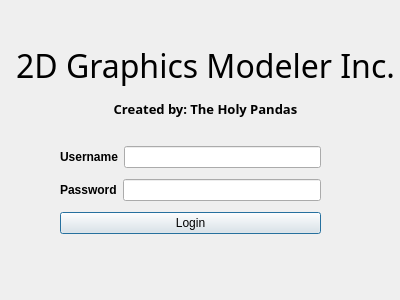
First picture: the form in QTPROJECT/login.ui, repository camwolff02/CS1C_2D_Graphics_Modeler, before the edit.
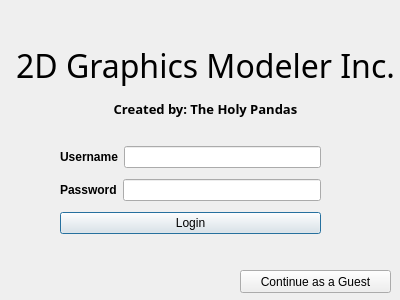
Second picture: the form after the edit.

Commit message: added team info ui and guest button for login ui

What changed in the file:
```diff
--- a/QTPROJECT/login.ui
+++ b/QTPROJECT/login.ui
@@ -97,6 +97,19 @@
     <string>&lt;html&gt;&lt;head/&gt;&lt;body&gt;&lt;p align=&quot;center&quot;&gt;&lt;span style=&quot; font-size:24pt;&quot;&gt;2D Graphics Modeler Inc.&lt;/span&gt;&lt;/p&gt;&lt;p align=&quot;center&quot;&gt;&lt;span style=&quot; font-size:10pt; font-weight:600;&quot;&gt;Created by: The Holy Pandas&lt;/span&gt;&lt;/p&gt;&lt;/body&gt;&lt;/html&gt;</string>
    </property>
   </widget>
+  <widget class="QPushButton" name="guestButton">
+   <property name="geometry">
+    <rect>
+     <x>240</x>
+     <y>270</y>
+     <width>151</width>
+     <height>23</height>
+    </rect>
+   </property>
+   <property name="text">
+    <string>Continue as a Guest</string>
+   </property>
+  </widget>
  </widget>
  <resources/>
  <connections/>
```
The commit also changes 11 other files.
